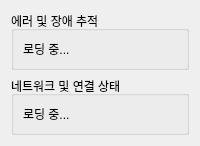
This is shopee_ros2/src/shopee_main_service/shopee_main_service/dashboard/ui/tab_diagnostics.ui in addinedu-roscamp-7th/roscamp-repo-1 as Qt 5 draws it before an edit. The edited form follows.
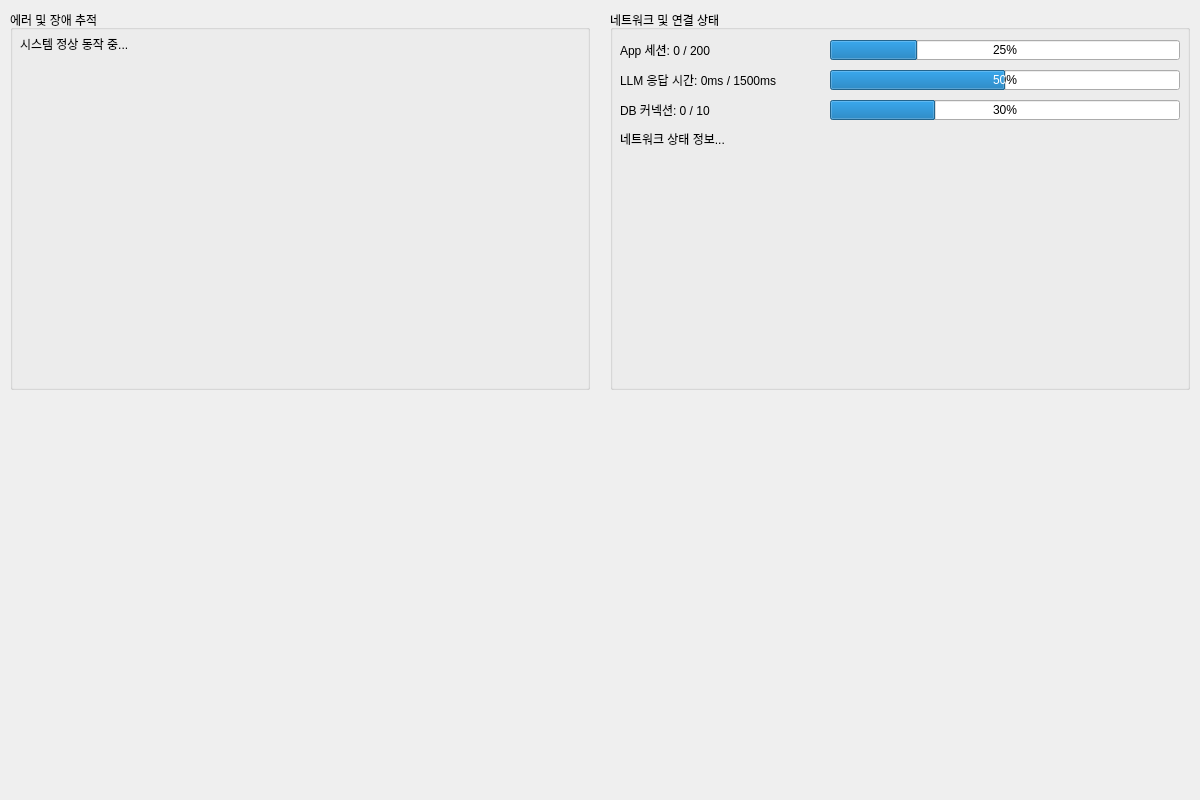
This is the edited form.

```diff
--- a/shopee_ros2/src/shopee_main_service/shopee_main_service/dashboard/ui/tab_diagnostics.ui
+++ b/shopee_ros2/src/shopee_main_service/shopee_main_service/dashboard/ui/tab_diagnostics.ui
@@ -2,46 +2,162 @@
 <ui version="4.0">
  <class>SystemDiagnosticsTab</class>
  <widget class="QWidget" name="SystemDiagnosticsTab">
-  <layout class="QVBoxLayout" name="verticalLayout_8">
-   <item>
+  <property name="geometry">
+   <rect>
+    <x>0</x>
+    <y>0</y>
+    <width>1200</width>
+    <height>800</height>
+   </rect>
+  </property>
+  <property name="minimumSize">
+   <size>
+    <width>1200</width>
+    <height>800</height>
+   </size>
+  </property>
     <widget class="QGroupBox" name="error_group">
+   <property name="geometry">
+    <rect>
+     <x>10</x>
+     <y>10</y>
+     <width>580</width>
+     <height>380</height>
+    </rect>
+   </property>
      <property name="title">
       <string>에러 및 장애 추적</string>
      </property>
-     <layout class="QVBoxLayout" name="verticalLayout_9">
-      <item>
        <widget class="QLabel" name="error_label">
+    <property name="geometry">
+     <rect>
+      <x>10</x>
+      <y>25</y>
+      <width>560</width>
+      <height>345</height>
+     </rect>
+    </property>
         <property name="text">
-         <string>로딩 중...</string>
+     <string>시스템 정상 동작 중...</string>
         </property>
         <property name="alignment">
          <set>Qt::AlignLeading|Qt::AlignLeft|Qt::AlignTop</set>
         </property>
-       </widget>
-      </item>
-     </layout>
-    </widget>
-   </item>
-   <item>
+    <property name="wordWrap">
+     <bool>true</bool>
+    </property>
+   </widget>
+  </widget>
     <widget class="QGroupBox" name="network_group">
+   <property name="geometry">
+    <rect>
+     <x>610</x>
+     <y>10</y>
+     <width>580</width>
+     <height>380</height>
+    </rect>
+   </property>
      <property name="title">
       <string>네트워크 및 연결 상태</string>
      </property>
-     <layout class="QVBoxLayout" name="verticalLayout_10">
-      <item>
-       <widget class="QLabel" name="network_label">
+   <widget class="QLabel" name="app_sessions_label">
+    <property name="geometry">
+     <rect>
+      <x>10</x>
+      <y>30</y>
+      <width>200</width>
+      <height>20</height>
+     </rect>
+    </property>
         <property name="text">
-         <string>로딩 중...</string>
+     <string>App 세션: 0 / 200</string>
+    </property>
+   </widget>
+   <widget class="QProgressBar" name="app_sessions_progress">
+    <property name="geometry">
+     <rect>
+      <x>220</x>
+      <y>30</y>
+      <width>350</width>
+      <height>20</height>
+     </rect>
+    </property>
+    <property name="value">
+     <number>25</number>
+    </property>
+   </widget>
+   <widget class="QLabel" name="llm_response_label">
+    <property name="geometry">
+     <rect>
+      <x>10</x>
+      <y>60</y>
+      <width>200</width>
+      <height>20</height>
+     </rect>
+    </property>
+    <property name="text">
+     <string>LLM 응답 시간: 0ms / 1500ms</string>
+    </property>
+   </widget>
+   <widget class="QProgressBar" name="llm_response_progress">
+    <property name="geometry">
+     <rect>
+      <x>220</x>
+      <y>60</y>
+      <width>350</width>
+      <height>20</height>
+     </rect>
+    </property>
+    <property name="value">
+     <number>50</number>
+    </property>
+   </widget>
+   <widget class="QLabel" name="db_connections_label">
+    <property name="geometry">
+     <rect>
+      <x>10</x>
+      <y>90</y>
+      <width>200</width>
+      <height>20</height>
+     </rect>
+    </property>
+    <property name="text">
+     <string>DB 커넥션: 0 / 10</string>
+    </property>
+   </widget>
+   <widget class="QProgressBar" name="db_connections_progress">
+    <property name="geometry">
+     <rect>
+      <x>220</x>
+      <y>90</y>
+      <width>350</width>
+      <height>20</height>
+     </rect>
+    </property>
+    <property name="value">
+     <number>30</number>
+    </property>
+   </widget>
+   <widget class="QLabel" name="network_details_label">
+    <property name="geometry">
+     <rect>
+      <x>10</x>
+      <y>120</y>
+      <width>560</width>
+      <height>250</height>
+     </rect>
+    </property>
+    <property name="text">
+     <string>네트워크 상태 정보...</string>
         </property>
         <property name="alignment">
          <set>Qt::AlignLeading|Qt::AlignLeft|Qt::AlignTop</set>
         </property>
-       </widget>
-      </item>
-     </layout>
-    </widget>
-   </item>
-  </layout>
+    <property name="wordWrap">
+     <bool>true</bool>
+    </property>
+   </widget>
+  </widget>
  </widget>
  <resources/>
  <connections/>
```
Lines whose indentation alone changed are shown as unchanged.
